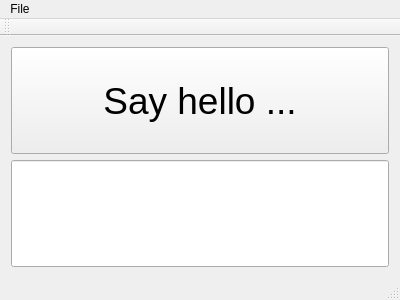
Old version of the form mainwindow.ui in the repository hvoigt/qt-hello-world.
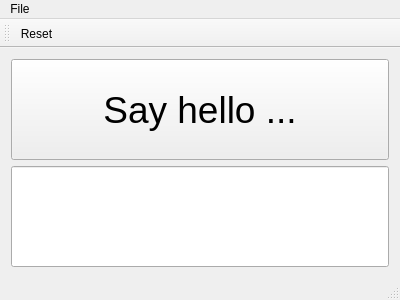
New version of the form. Icons and pictures are not drawn.

Commit message: add an icon for reset to the toolbar

Patch:
```diff
--- a/mainwindow.ui
+++ b/mainwindow.ui
@@ -74,6 +74,7 @@
    <attribute name="toolBarBreak">
     <bool>false</bool>
    </attribute>
+   <addaction name="actionReset"/>
   </widget>
   <widget class="QStatusBar" name="statusBar"/>
   <action name="actionReset">
```
Left out of the diff: 8 changed lines with no effect on the pictures. The commit also changes 3 other files.
